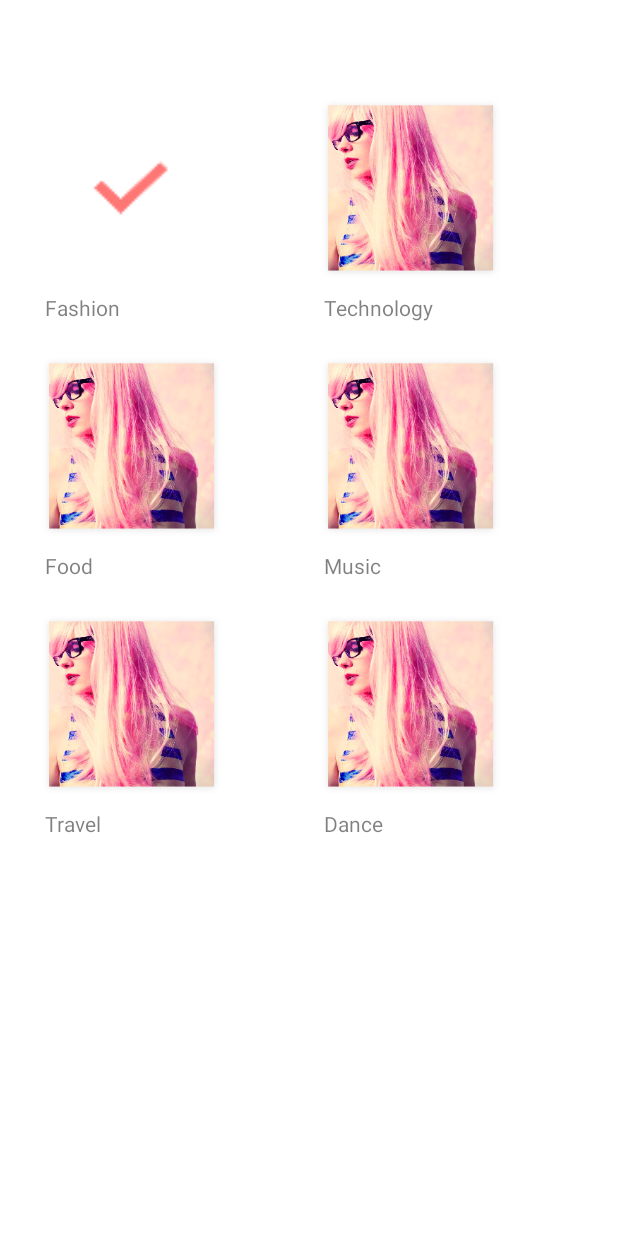
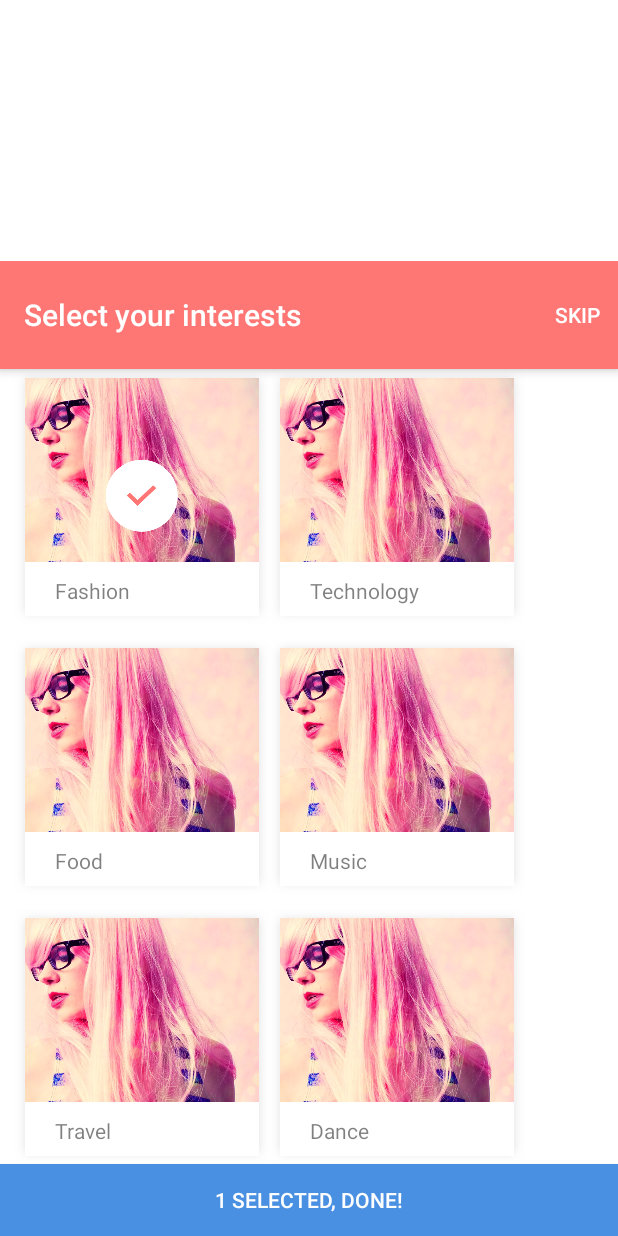
Before and after one commit to metal32/Android, an Android app: the SelectInterest screen opened directly, with no data from a screen before it, after a tap on an icon or button, on a phone screen of 412 x 824 dp. Run offline under Robolectric (Android 15) with nearby library versions, the phone set to English and light mode, and no system bars.

Commit message:
Added select interest page ge

```diff
--- a/Tickle/app/src/main/AndroidManifest.xml
+++ b/Tickle/app/src/main/AndroidManifest.xml
@@ -19,7 +19,8 @@
         </activity>
         <activity android:name=".Forgot_password" />
         <activity android:name=".ResetPassword" />
-        <activity android:name=".SelectInterest"></activity>
+        <activity android:name=".SelectInterest" />
+        <activity android:name=".Final"></activity>
     </application>
 
 </manifest>
--- a/Tickle/app/src/main/java/com/ayush/tickle/MainActivity.java
+++ b/Tickle/app/src/main/java/com/ayush/tickle/MainActivity.java
@@ -18,6 +18,7 @@ public class MainActivity extends AppCompatActivity {
         setContentView(R.layout.activity_main);
         final EditText username = (EditText)findViewById(R.id.editText1);
         final EditText password = (EditText)findViewById(R.id.editText2);
+        final TextView wrongCredentials=(TextView)findViewById((R.id.wrongcredentials));
         Button button1 = (Button)findViewById(R.id.button1);
         TextView text_view2= (TextView)findViewById(R.id.text_view2);
         button1.setOnClickListener(new View.OnClickListener(){
@@ -29,8 +30,8 @@ public class MainActivity extends AppCompatActivity {
                             "Redirecting...",Toast.LENGTH_SHORT).show();
                     Intent select= new Intent(MainActivity.this,SelectInterest.class);
                     startActivity(select);
-                } else{ Toast.makeText(getApplicationContext(), "Invalid username or password!"
-                        ,Toast.LENGTH_SHORT).show();
+                } else{
+                    wrongCredentials.setVisibility(View.VISIBLE);
                 }
             }
         });
--- a/Tickle/app/src/main/java/com/ayush/tickle/SelectInterest.java
+++ b/Tickle/app/src/main/java/com/ayush/tickle/SelectInterest.java
@@ -2,19 +2,29 @@ package com.ayush.tickle;
 
 import android.support.v7.app.AppCompatActivity;
 import android.os.Bundle;
+import android.support.v7.widget.Toolbar;
+import android.view.Menu;
+import android.view.MenuInflater;
+import android.view.MenuItem;
 import android.widget.ImageView;
 import android.content.Intent;
 import android.view.View;
 import android.view.View.OnClickListener;
 import android.widget.EditText;
+import android.widget.Button;
 
 
 public class SelectInterest extends AppCompatActivity{
-
+    public static int str=0;
     @Override
     protected void onCreate(Bundle savedInstanceState) {
+
         super.onCreate(savedInstanceState);
         setContentView(R.layout.activity_select_interest);
+
+        Toolbar toolbar1=(Toolbar) findViewById(R.id.toolbar1);
+        toolbar1.setTitle("Select your interests");
+        setSupportActionBar(toolbar1);
 
         final ImageView image1= (ImageView)findViewById(R.id.image1);
         final ImageView image2= (ImageView)findViewById(R.id.image2);
@@ -22,42 +32,147 @@ public class SelectInterest extends AppCompatActivity{
         final ImageView image4= (ImageView)findViewById(R.id.image4);
         final ImageView image5= (ImageView)findViewById(R.id.image5);
         final ImageView image6= (ImageView)findViewById(R.id.image6);
+        final ImageView image7= (ImageView)findViewById(R.id.image7);
+        final ImageView image8= (ImageView)findViewById(R.id.image8);
+        final ImageView image9= (ImageView)findViewById(R.id.image9);
+        final ImageView image10= (ImageView)findViewById(R.id.image10);
+        final ImageView image11= (ImageView)findViewById(R.id.image11);
+        final ImageView image12= (ImageView)findViewById(R.id.image12);
+        final Button footer=(Button)findViewById(R.id.footer);
 
         image1.setOnClickListener(new View.OnClickListener(){
             @Override
             public void onClick(View v){
-                image1.setImageResource(R.drawable.check_button_2);
+                //image1.setImageResource(R.drawable.check_button_2);
+                image7.setVisibility(4-image7.getVisibility());
+                if(image7.getVisibility()==View.VISIBLE) {
+                    str=str+1;
+                }
+                else{
+                    str=str-1;
+                }
+                if (str!=0){
+                    footer.setText(Integer.toString(str)+" Selected, Done!");
+                }
+                else{
+                    footer.setText("Done!");
+                }
             }
         });
         image2.setOnClickListener(new View.OnClickListener(){
             @Override
             public void onClick(View v){
-                image2.setImageResource(R.drawable.check_button_2);
+                image8.setVisibility(4-image8.getVisibility());
+                if(image8.getVisibility()==View.VISIBLE) {
+                    str=str+1;
+                }
+                else{
+                    str=str-1;
+                }
+                if (str!=0){
+                    footer.setText(Integer.toString(str)+" Selected, Done!");
+                }
+                else{
+                    footer.setText("Done!");
+                }
             }
         });
         image3.setOnClickListener(new View.OnClickListener(){
             @Override
             public void onClick(View v){
-                image3.setImageResource(R.drawable.check_button_2);
+                image9.setVisibility(4-image9.getVisibility());
+                if(image9.getVisibility()==View.VISIBLE) {
+                    str=str+1;
+                }
+                else{
+                    str=str-1;
+                }
+                if (str!=0){
+                    footer.setText(Integer.toString(str)+" Selected, Done!");
+                }
+                else{
+                    footer.setText("Done!");
+                }
             }
         });
         image4.setOnClickListener(new View.OnClickListener(){
             @Override
             public void onClick(View v){
-                image4.setImageResource(R.drawable.check_button_2);
+                image10.setVisibility(4-image10.getVisibility());
+                if(image10.getVisibility()==View.VISIBLE) {
+                    str=str+1;
+                }
+                else{
+                    str=str-1;
+                }
+                if (str!=0){
+                    footer.setText(Integer.toString(str)+" Selected, Done!");
+                }
+                else{
+                    footer.setText("Done!");
+                }
             }
         });
         image5.setOnClickListener(new View.OnClickListener(){
             @Override
             public void onClick(View v){
-                image5.setImageResource(R.drawable.check_button_2);
+                image11.setVisibility(4-image11.getVisibility());
+                if(image11.getVisibility()==View.VISIBLE) {
+                    str=str+1;
+                }
+                else{
+                    str=str-1;
+                }
+                if (str!=0){
+                    footer.setText(Integer.toString(str)+" Selected, Done!");
+                }
+                else{
+                    footer.setText("Done!");
+                }
             }
         });
         image6.setOnClickListener(new View.OnClickListener(){
             @Override
             public void onClick(View v){
-                image6.setImageResource(R.drawable.check_button_2);
+                image12.setVisibility(4-image12.getVisibility());
+                if(image12.getVisibility()==View.VISIBLE) {
+                    str=str+1;
+                }
+                else{
+                    str=str-1;
+                }
+                if (str!=0){
+                    footer.setText(Integer.toString(str)+" Selected, Done!");
+                }
+                else{
+                    footer.setText("Done!");
+                }
+            }
+        });
+        footer.setOnClickListener(new View.OnClickListener(){
+            @Override
+            public void onClick(View v) {
+                Intent end =new Intent(SelectInterest.this, Final.class);
+                startActivity(end);
             }
         });
     }
+
+
+    @Override
+    public boolean onCreateOptionsMenu(Menu menu){
+        MenuInflater inflater = getMenuInflater();
+        inflater.inflate(R.menu.file1,menu);
+        return true;
+    }
+    @Override
+    public boolean onOptionsItemSelected(MenuItem item) {
+        int res_id=item.getItemId();
+        if (res_id==R.id.action_favorite){
+            Intent next = new Intent(SelectInterest.this,Final.class);
+            startActivity(next);
+        }
+        return true;
+    }
+
 }
--- a/Tickle/app/src/main/res/layout/activity_select_interest.xml
+++ b/Tickle/app/src/main/res/layout/activity_select_interest.xml
@@ -1,156 +1,249 @@
 <?xml version="1.0" encoding="utf-8"?>
-<LinearLayout xmlns:android="http://schemas.android.com/apk/res/android"
+<RelativeLayout xmlns:android="http://schemas.android.com/apk/res/android"
     xmlns:app="http://schemas.android.com/apk/res-auto"
     xmlns:tools="http://schemas.android.com/tools"
     android:layout_width="match_parent"
-    android:layout_height="match_parent"
+    android:layout_height="wrap_content"
     android:background="#FFF"
-    android:orientation="vertical"
     tools:context="com.ayush.tickle.SelectInterest">
+    <ScrollView
+        android:layout_width="match_parent"
+        android:layout_height="wrap_content"
+        android:layout_above="@+id/footer">
+    <LinearLayout
+        android:layout_width="match_parent"
+        android:layout_height="wrap_content"
+        android:orientation="vertical">
+        <include
+            android:id="@+id/toolbar1"
+            layout="@layout/toolbar" />
 
         <LinearLayout
             android:layout_width="match_parent"
             android:layout_height="wrap_content"
             android:orientation="horizontal">
+            <FrameLayout
+                android:layout_width="wrap_content"
+                android:layout_height="wrap_content"
+                android:layout_marginLeft="10dp"
+                android:elevation="4dp">
                 <ImageView
                     android:id="@+id/image1"
-            android:layout_width="156dp"
-            android:layout_height="120dp"
-            android:layout_marginTop="66dp"
-            android:layout_marginLeft="10dp"
+                    android:layout_width="wrap_content"
+                    android:layout_height="wrap_content"
                     android:src="@drawable/card_background" />
-
                 <ImageView
-            android:id="@+id/image2"
-            android:layout_width="156dp"
-            android:layout_height="120dp"
-            android:layout_marginTop="66dp"
-            android:layout_marginLeft="30dp"
-            android:src="@drawable/card_background" />
-    </LinearLayout>
-    <LinearLayout
-        android:layout_width="match_parent"
+                    android:id="@+id/image7"
+                    android:layout_width="wrap_content"
                     android:layout_height="wrap_content"
-        android:orientation="horizontal">
+                    android:src="@drawable/check_button_2"
+                    android:layout_gravity="center"
+                    android:visibility="invisible"
+                    />
                 <TextView
                     android:id="@+id/text_view1"
                     android:layout_width="156dp"
                     android:layout_height="36dp"
+                    android:layout_gravity="center|bottom"
+                    android:layout_marginBottom="5dp"
                     android:background="#FFF"
                     android:paddingBottom="8dp"
                     android:paddingLeft="20dp"
                     android:paddingTop="9dp"
                     android:text="Fashion"
                     android:textColor="#7f000000"
-            android:layout_marginLeft="10dp"
                     android:textSize="14sp" />
+            </FrameLayout>
+            <FrameLayout
+                android:layout_width="wrap_content"
+                android:layout_height="wrap_content"
+                android:elevation="4dp">
+                <ImageView
+                    android:id="@+id/image2"
+                    android:layout_width="wrap_content"
+                    android:layout_height="wrap_content"
+                    android:src="@drawable/card_background" />
+                <ImageView
+                    android:id="@+id/image8"
+                    android:layout_width="wrap_content"
+                    android:layout_height="wrap_content"
+                    android:src="@drawable/check_button_2"
+                    android:layout_gravity="center"
+                    android:visibility="invisible"
+                    />
                 <TextView
                     android:id="@+id/text_view2"
                     android:layout_width="156dp"
                     android:layout_height="36dp"
+                    android:layout_gravity="center|bottom"
+                    android:layout_marginBottom="5dp"
+                    android:background="#FFF"
                     android:paddingBottom="8dp"
                     android:paddingLeft="20dp"
                     android:paddingTop="9dp"
                     android:text="Technology"
-            android:layout_marginLeft="30dp"
                     android:textColor="#7f000000"
-            android:textSize="14sp" />
+                    android:textSize="14sp"
+                    />
 
+            </FrameLayout>
         </LinearLayout>
         <LinearLayout
+            android:layout_marginTop="10dp"
             android:layout_width="match_parent"
             android:layout_height="wrap_content"
             android:orientation="horizontal">
+            <FrameLayout
+                android:layout_width="wrap_content"
+                android:layout_height="wrap_content"
+                android:layout_marginLeft="10dp"
+                android:elevation="4dp">
                 <ImageView
                     android:id="@+id/image3"
-            android:layout_width="156dp"
-            android:layout_height="120dp"
-            android:layout_marginTop="16dp"
-            android:layout_marginLeft="10dp"
+                    android:layout_width="wrap_content"
+                    android:layout_height="wrap_content"
+                    android:layout_marginTop="0dp"
                     android:src="@drawable/card_background" />
-
                 <ImageView
-            android:id="@+id/image4"
-            android:layout_width="156dp"
-            android:layout_height="120dp"
-            android:layout_marginTop="16dp"
-            android:layout_marginLeft="30dp"
-            android:src="@drawable/card_background" />
-    </LinearLayout>
-    <LinearLayout
-        android:layout_width="match_parent"
+                    android:id="@+id/image9"
+                    android:layout_width="wrap_content"
                     android:layout_height="wrap_content"
-        android:orientation="horizontal">
+                    android:src="@drawable/check_button_2"
+                    android:layout_gravity="center"
+                    android:visibility="invisible"
+                    />
                 <TextView
                     android:id="@+id/text_view3"
                     android:layout_width="156dp"
                     android:layout_height="36dp"
+                    android:layout_gravity="center|bottom"
+                    android:layout_marginBottom="5dp"
                     android:background="#FFF"
                     android:paddingBottom="8dp"
                     android:paddingLeft="20dp"
                     android:paddingTop="9dp"
                     android:text="Food"
                     android:textColor="#7f000000"
-            android:layout_marginLeft="10dp"
                     android:textSize="14sp" />
+            </FrameLayout>
+            <FrameLayout
+                android:layout_width="wrap_content"
+                android:layout_height="wrap_content"
+                android:elevation="4dp">
+                <ImageView
+                    android:id="@+id/image4"
+                    android:layout_width="wrap_content"
+                    android:layout_height="wrap_content"
+                    android:layout_marginTop="0dp"
+                    android:src="@drawable/card_background" />
+                <ImageView
+                    android:id="@+id/image10"
+                    android:layout_width="wrap_content"
+                    android:layout_height="wrap_content"
+                    android:src="@drawable/check_button_2"
+                    android:layout_gravity="center"
+                    android:visibility="invisible"
+                    />
                 <TextView
                     android:id="@+id/text_view4"
                     android:layout_width="156dp"
                     android:layout_height="36dp"
+                    android:layout_gravity="center|bottom"
+                    android:layout_marginBottom="5dp"
+                    android:background="#FFF"
                     android:paddingBottom="8dp"
                     android:paddingLeft="20dp"
                     android:paddingTop="9dp"
                     android:text="Music"
                     android:textColor="#7f000000"
-            android:layout_marginLeft="30dp"
                     android:textSize="14sp" />
+            </FrameLayout>
         </LinearLayout>
+
         <LinearLayout
-        android:layout_width="match_parent"
+            android:layout_marginTop="10dp"
+            android:layout_width="wrap_content"
             android:layout_height="wrap_content"
             android:orientation="horizontal">
+            <FrameLayout
+                android:layout_width="wrap_content"
+                android:layout_height="wrap_content"
+                android:layout_marginLeft="10dp"
+                android:elevation="4dp">
                 <ImageView
                     android:id="@+id/image5"
-            android:layout_width="156dp"
-            android:layout_height="120dp"
-            android:layout_marginTop="16dp"
-            android:layout_marginLeft="10dp"
+                    android:layout_width="wrap_content"
+                    android:layout_height="wrap_content"
+                    android:layout_marginTop="0dp"
                     android:src="@drawable/card_background" />
-
                 <ImageView
-            android:id="@+id/image6"
-            android:layout_width="156dp"
-            android:layout_height="120dp"
-            android:layout_marginTop="16dp"
-            android:layout_marginLeft="30dp"
-            android:src="@drawable/card_background" />
-    </LinearLayout>
-    <LinearLayout
-        android:layout_width="match_parent"
+                    android:id="@+id/image11"
+                    android:layout_width="wrap_content"
                     android:layout_height="wrap_content"
-        android:orientation="horizontal">
+                    android:src="@drawable/check_button_2"
+                    android:layout_gravity="center"
+                    android:visibility="invisible"
+                    />
                 <TextView
                     android:id="@+id/text_view5"
                     android:layout_width="156dp"
                     android:layout_height="36dp"
+                    android:layout_gravity="center|bottom"
+                    android:layout_marginBottom="5dp"
                     android:background="#FFF"
                     android:paddingBottom="8dp"
                     android:paddingLeft="20dp"
                     android:paddingTop="9dp"
                     android:text="Travel"
                     android:textColor="#7f000000"
-            android:layout_marginLeft="10dp"
                     android:textSize="14sp" />
+            </FrameLayout>
+            <FrameLayout
+                android:layout_width="wrap_content"
+                android:layout_height="wrap_content"
+                android:elevation="4dp">
+                <ImageView
+                    android:id="@+id/image6"
+                    android:layout_width="wrap_content"
+                    android:layout_height="wrap_content"
+                    android:layout_marginTop="0dp"
+                    android:src="@drawable/card_background" />
+                <ImageView
+                    android:id="@+id/image12"
+                    android:layout_width="wrap_content"
+                    android:layout_height="wrap_content"
+                    android:src="@drawable/check_button_2"
+                    android:layout_gravity="center"
+                    android:visibility="invisible"
+                    />
                 <TextView
                     android:id="@+id/text_view6"
                     android:layout_width="156dp"
                     android:layout_height="36dp"
+                    android:layout_gravity="center|bottom"
+                    android:layout_marginBottom="5dp"
+                    android:background="#FFF"
                     android:paddingBottom="8dp"
                     android:paddingLeft="20dp"
                     android:paddingTop="9dp"
                     android:text="Dance"
-            android:layout_marginLeft="30dp"
                     android:textColor="#7f000000"
                     android:textSize="14sp" />
+            </FrameLayout>
         </LinearLayout>
+
     </LinearLayout>
+    </ScrollView>
+
+    <Button
+        android:layout_width="match_parent"
+        android:layout_height="wrap_content"
+        android:id="@+id/footer"
+        android:text="@string/done"
+        android:layout_alignParentBottom="true"
+        android:background="#4a90e2"
+        android:elevation="4dp">
+
+    </Button>
+
+</RelativeLayout>
--- /dev/null
+++ b/Tickle/app/src/main/res/layout/toolbar.xml
@@ -0,0 +1,13 @@
+<?xml version="1.0" encoding="utf-8"?>
+<android.support.v7.widget.Toolbar xmlns:android="http://schemas.android.com/apk/res/android"
+    android:layout_width="match_parent" android:layout_height="wrap_content"
+    android:background="#ff7775"
+    android:elevation="4dp"
+    android:titleTextColor="#fff"
+    android:paddingLeft="16dp"
+    android:paddingTop="8dp"
+    android:paddingBottom="8dp"
+    android:titleTextAppearance="@style/Toolbar.TitleText"
+    >
+
+</android.support.v7.widget.Toolbar>
--- /dev/null
+++ b/Tickle/app/src/main/res/menu/file1.xml
@@ -0,0 +1,10 @@
+<?xml version="1.0" encoding="utf-8"?>
+<menu xmlns:android="http://schemas.android.com/apk/res/android"
+    xmlns:app="http://schemas.android.com/apk/res-auto">
+    <item
+        android:id="@+id/action_favorite"
+        android:title="@string/skip"
+        app:showAsAction="ifRoom|withText"
+        />
+
+</menu>
--- a/Tickle/app/src/main/res/values/strings.xml
+++ b/Tickle/app/src/main/res/values/strings.xml
@@ -15,4 +15,9 @@
     <string name="enter_otp">Enter OTP</string>
     <string name="enter_password">Enter Password</string>
     <string name="set_new_password">Set New Password</string>
+    <string name="skip">skip</string>
+    <string name="select_your_interest">Select your interest</string>
+    <string name="thanks">Thanks!</string>
+    <string name="back_to_sign_in">Back to Sign In!</string>
+    <string name="done">Done!</string>
 </resources>
--- a/Tickle/app/src/main/res/values/styles.xml
+++ b/Tickle/app/src/main/res/values/styles.xml
@@ -6,9 +6,12 @@
         <item name="colorPrimary">@color/colorPrimary</item>
         <item name="colorPrimaryDark">@color/colorPrimaryDark</item>
         <item name="colorAccent">@color/colorAccent</item>
+
+    </style>
+    <style name="Toolbar.TitleText" parent="TextAppearance.Widget.AppCompat.Toolbar.Title">
+        <item name="android:textSize">16sp</item>
     </style>
 
 
 
-
 </resources>
```
Also changed, not shown: Tickle/app/src/main/java/com/ayush/tickle/Final.java (added, +27 -0 lines), Tickle/app/src/main/java/com/ayush/tickle/Select_Interest.java (deleted, +0 -16 lines), Tickle/app/src/main/res/layout/activity_final.xml (added, +35 -0 lines), Tickle/app/src/main/res/layout/activity_main.xml (+11 -1 lines), Tickle/app/src/main/res/layout/activity_select__interest.xml (deleted, +0 -14 lines), 1 other file. Lines whose indentation alone changed are shown as unchanged.
